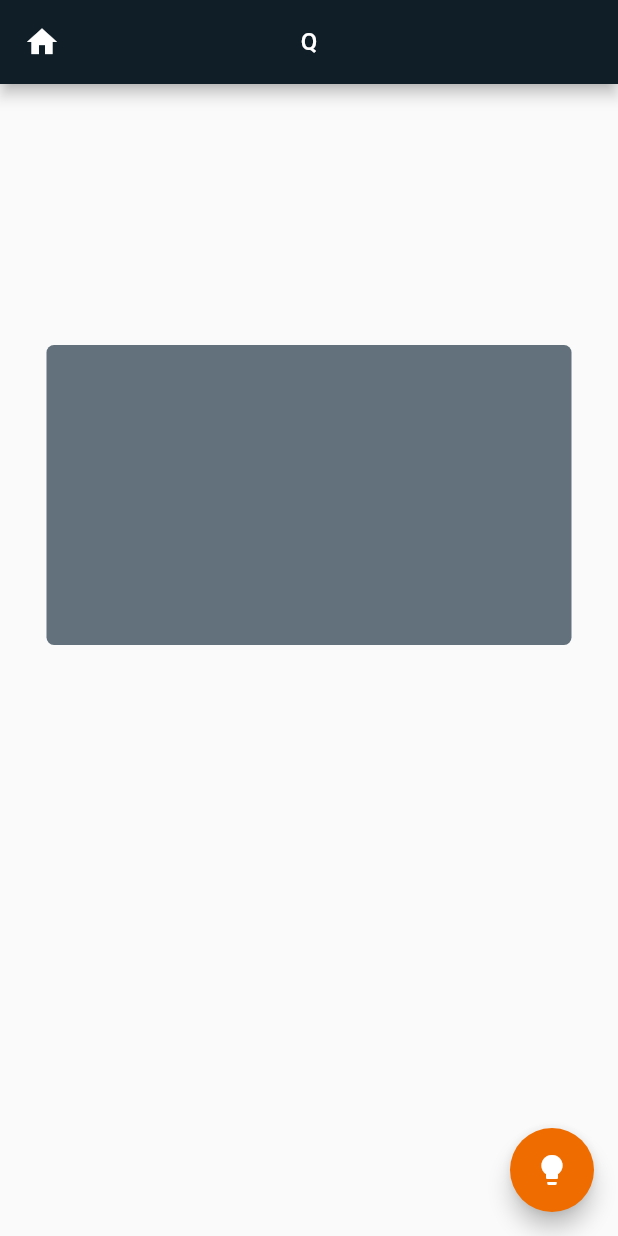
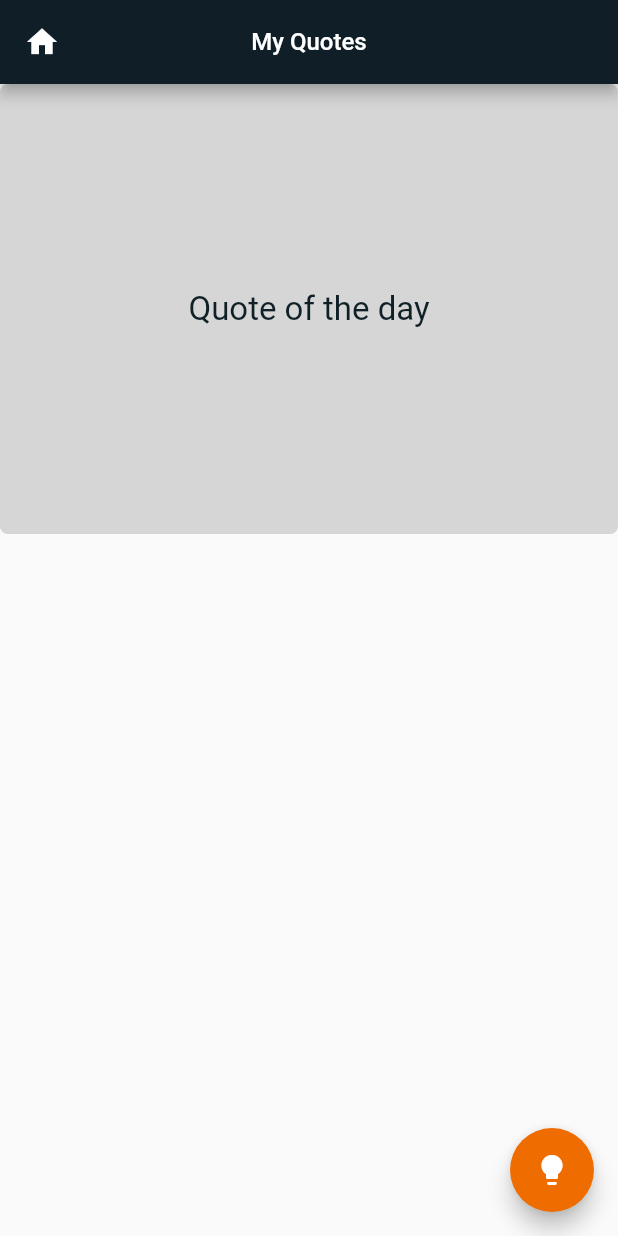
Before and after one commit to Agbajee/quote_app, a Flutter app: the screen it shows after launch, on a phone screen of 412 x 824 dp. Run offline on Flutter 3.47's test engine with Material 2 defaults, Android fonts, the phone set to English and light mode, and no system bars.

Commit message:
Updated BoilerPlate

```diff
--- a/lib/main.dart
+++ b/lib/main.dart
@@ -8,7 +8,6 @@ void main() {
 
 class QuoteApp extends StatelessWidget {
   const QuoteApp({super.key});
-
   // This widget is the root of your application.
   @override
   Widget build(BuildContext context) {
@@ -17,7 +16,7 @@ class QuoteApp extends StatelessWidget {
       theme: ThemeData(
         primarySwatch: Colors.green,
       ),
-      home: const MyHomePage(title: 'Q'),
+      home: const MyHomePage(title: 'My Quotes'),
     );
   }
 }
@@ -32,44 +31,44 @@ class MyHomePage extends StatefulWidget {
 }
 
 class _MyHomePageState extends State<MyHomePage> {
-
   @override
   Widget build(BuildContext context) {
+    double screenWidth = MediaQuery.of(context).size.width;
+    double screenHeight = MediaQuery.of(context).size.height;
+
     return Scaffold(
       appBar: AppBar(
-
         backgroundColor: Color(0xFF101f27),
         centerTitle: true,
-        leading:
-          Icon(
+        leading: Icon(
           Icons.home,
           color: Colors.white,
           size: 24,
         ),
-        title: Text(
-          widget.title,
-          style: TextStyle(
-            color: Color(0xFFFFFFFF),
-            fontSize: 16
-          )
-        ),
+        title: Text(widget.title,
+            style: TextStyle(color: Color(0xFFFFFFFF), fontSize: 16)),
       ),
       body: Center(
         child: Column(
-          mainAxisAlignment: MainAxisAlignment.center,
+          mainAxisAlignment: MainAxisAlignment.start,
           children: <Widget>[
             Container(
                 decoration: BoxDecoration(
                   borderRadius: BorderRadius.circular(5.0),
-                color: Color(0xFF62717b),
+                  color: Color(0xffd6d6d6),
                 ),
                 alignment: Alignment.center,
-              width: 350,
-              height: 200,
+                width: screenWidth,
+                height: 300,
                 margin: EdgeInsets.fromLTRB(0, 0, 0, 220),
-
-            )
-
+                child: Text(
+                  'Quote of the day',
+                  style: TextStyle(
+                    color: Color(0xFF102027),
+                    fontSize:22,
+                    fontWeight: FontWeight.w400,
+                  ),
+                ))
           ],
         ),
       ),
```
Lines whose indentation alone changed are shown as unchanged.
